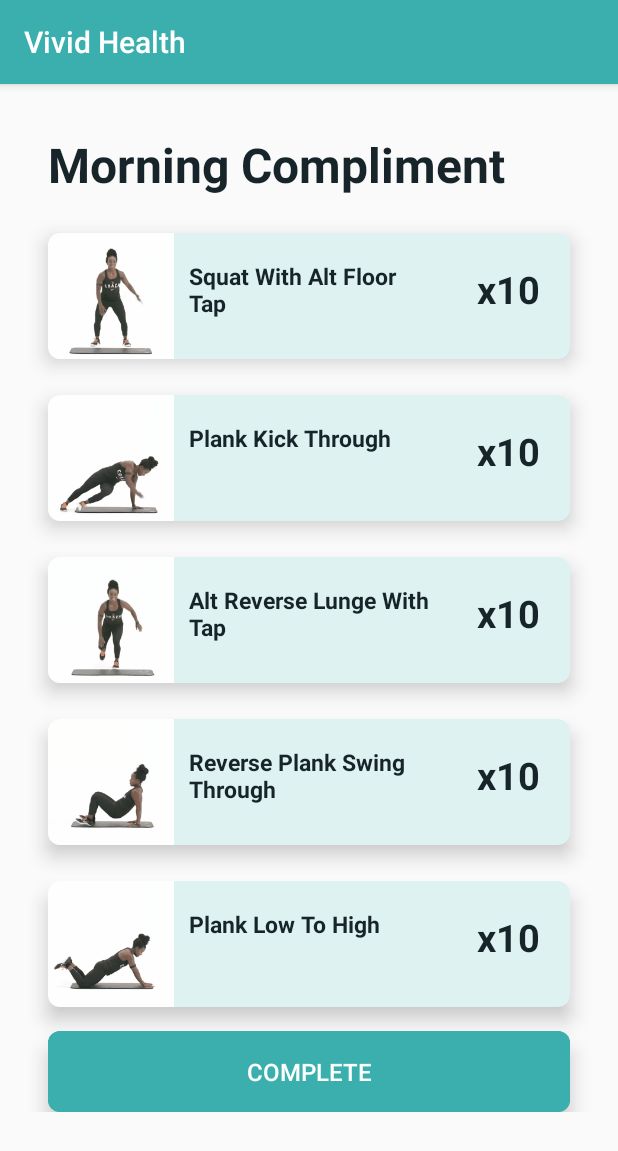
After one commit to christinaraganit/VividHealth, an Android app: the MorningCompliment screen opened directly, with no data from a screen before it, on a phone screen of 412 x 824 dp. The commit adds this screen. Shown: the top 1151 px of the screen. Run offline under Robolectric (Android 15) with nearby library versions, the phone set to English and light mode, and no system bars.

Commit message:
Added "Morning Compliment" preset workout

```diff
--- a/app/src/main/AndroidManifest.xml
+++ b/app/src/main/AndroidManifest.xml
@@ -14,6 +14,7 @@
         <activity android:name=".WorkoutPlan" />
         <activity android:name=".SittingBreak" />
         <activity android:name=".GetActive" />
+        <activity android:name=".MorningCompliment" />
         <activity android:name=".NewReminderActivity" />
         <activity android:name=".ProfileActivity" />
         <activity android:name=".HomeActivity" android:theme="@style/AppTheme.NoActionBar"/>
--- a/app/src/main/java/ca/bcit/vividhealth/HomeActivity.java
+++ b/app/src/main/java/ca/bcit/vividhealth/HomeActivity.java
@@ -156,6 +156,11 @@ public class HomeActivity extends AppCompatActivity implements NavigationView.On
         startActivity(i);
     }
 
+    public void onMorningCompliment(View v) {
+        Intent i = new Intent(this, MorningCompliment.class);
+        startActivity(i);
+    }
+
     @Override
     protected void onStart() {
         super.onStart();
--- /dev/null
+++ b/app/src/main/java/ca/bcit/vividhealth/MorningCompliment.java
@@ -0,0 +1,21 @@
+package ca.bcit.vividhealth;
+
+import androidx.appcompat.app.AppCompatActivity;
+
+import android.content.Intent;
+import android.os.Bundle;
+import android.view.View;
+
+public class MorningCompliment extends AppCompatActivity {
+
+    @Override
+    protected void onCreate(Bundle savedInstanceState) {
+        super.onCreate(savedInstanceState);
+        setContentView(R.layout.activity_morning_compliment);
+    }
+
+    public void onHome(View v) {
+        Intent i = new Intent(this, HomeActivity.class);
+        startActivity(i);
+    }
+}
--- a/app/src/main/res/layout/activity_home.xml
+++ b/app/src/main/res/layout/activity_home.xml
@@ -176,7 +176,7 @@
                     android:layout_marginStart="16dp"
                     android:layout_marginEnd="16dp"
                     android:layout_marginBottom="8dp"
-                    android:onClick="onGetActive"
+                    android:onClick="onMorningCompliment"
                     android:background="@drawable/editbutton"
                     android:text="View your workout plan"
                     android:textColor="@color/colorPrimaryLight" />
--- /dev/null
+++ b/app/src/main/res/layout/activity_morning_compliment.xml
@@ -0,0 +1,290 @@
+<?xml version="1.0" encoding="utf-8"?>
+<ScrollView xmlns:android="http://schemas.android.com/apk/res/android"
+    xmlns:app="http://schemas.android.com/apk/res-auto"
+    xmlns:tools="http://schemas.android.com/tools"
+    android:layout_width="match_parent"
+    android:layout_height="match_parent"
+    android:orientation="vertical"
+    tools:context=".MorningCompliment">
+
+    <LinearLayout
+        android:layout_width="match_parent"
+        android:layout_height="wrap_content"
+        android:orientation="vertical">
+
+
+        <TextView
+            android:layout_width="wrap_content"
+            android:layout_height="wrap_content"
+            android:layout_centerHorizontal="true"
+            android:layout_marginStart="32dp"
+            android:layout_marginTop="32dp"
+            android:text="Morning Compliment"
+            android:textColor="@color/colorText"
+            android:textSize="32sp"
+            android:textStyle="bold" />
+
+        <androidx.cardview.widget.CardView
+            android:layout_width="match_parent"
+            android:layout_height="wrap_content"
+            android:layout_marginStart="32dp"
+            android:layout_marginTop="24dp"
+            android:layout_marginEnd="32dp"
+            app:cardBackgroundColor="@color/colorAccent"
+            app:cardCornerRadius="8dp"
+            app:cardElevation="8dp">
+
+            <RelativeLayout
+                android:layout_width="fill_parent"
+                android:layout_height="84dp">
+
+                <pl.droidsonroids.gif.GifImageView
+                    android:layout_width="84dp"
+                    android:layout_height="84dp"
+                    android:layout_alignParentLeft="true"
+                    android:src="@drawable/squat_tap" />
+
+
+                <TextView
+                    android:layout_width="160dp"
+                    android:layout_height="wrap_content"
+                    android:layout_marginStart="16dp"
+                    android:layout_marginTop="18dp"
+                    android:layout_marginEnd="16dp"
+                    android:buttonTint="@color/colorText"
+                    android:text="Squat With Alt Floor Tap"
+                    android:textColor="@color/colorText"
+                    android:textSize="15sp"
+                    android:textStyle="bold"
+                    android:layout_centerHorizontal="true"/>
+
+                <TextView
+                    android:layout_width="wrap_content"
+                    android:layout_height="wrap_content"
+                    android:textSize="25sp"
+                    android:layout_marginTop="20dp"
+                    android:layout_marginRight="20dp"
+                    android:text="x10"
+                    android:textStyle="bold"
+                    android:layout_alignParentRight="true"
+                    android:textColor="@color/colorText" />
+            </RelativeLayout>
+
+        </androidx.cardview.widget.CardView>
+
+        <androidx.cardview.widget.CardView
+            android:layout_width="match_parent"
+            android:layout_height="wrap_content"
+            android:layout_marginStart="32dp"
+            android:layout_marginTop="24dp"
+            android:layout_marginEnd="32dp"
+            app:cardBackgroundColor="@color/colorAccent"
+            app:cardCornerRadius="8dp"
+            app:cardElevation="8dp">
+
+            <RelativeLayout
+                android:layout_width="fill_parent"
+                android:layout_height="84dp">
+
+                <pl.droidsonroids.gif.GifImageView
+                    android:layout_width="84dp"
+                    android:layout_height="84dp"
+                    android:layout_alignParentLeft="true"
+                    android:src="@drawable/plank_kick" />
+
+
+                <TextView
+                    android:layout_width="160dp"
+                    android:layout_height="wrap_content"
+                    android:layout_marginStart="16dp"
+                    android:layout_marginTop="18dp"
+                    android:layout_marginEnd="16dp"
+                    android:buttonTint="@color/colorText"
+                    android:text="Plank Kick Through"
+                    android:textColor="@color/colorText"
+                    android:textSize="15sp"
+                    android:textStyle="bold"
+                    android:layout_centerHorizontal="true"/>
+
+                <TextView
+                    android:layout_width="wrap_content"
+                    android:layout_height="wrap_content"
+                    android:textSize="25sp"
+                    android:layout_marginTop="20dp"
+                    android:layout_marginRight="20dp"
+                    android:text="x10"
+                    android:textStyle="bold"
+                    android:layout_alignParentRight="true"
+                    android:textColor="@color/colorText" />
+            </RelativeLayout>
+
+        </androidx.cardview.widget.CardView>
+        <androidx.cardview.widget.CardView
+            android:layout_width="match_parent"
+            android:layout_height="wrap_content"
+            android:layout_marginStart="32dp"
+            android:layout_marginTop="24dp"
+            android:layout_marginEnd="32dp"
+            app:cardBackgroundColor="@color/colorAccent"
+            app:cardCornerRadius="8dp"
+            app:cardElevation="8dp">
+
+            <RelativeLayout
+                android:layout_width="fill_parent"
+                android:layout_height="84dp">
+
+                <pl.droidsonroids.gif.GifImageView
+                    android:layout_width="84dp"
+                    android:layout_height="84dp"
+                    android:layout_alignParentLeft="true"
+                    android:src="@drawable/lunge_tap" />
+
+
+                <TextView
+                    android:layout_width="160dp"
+                    android:layout_height="wrap_content"
+                    android:layout_marginStart="16dp"
+                    android:layout_marginTop="18dp"
+                    android:layout_marginEnd="16dp"
+                    android:buttonTint="@color/colorText"
+                    android:text="Alt Reverse Lunge With Tap"
+                    android:textColor="@color/colorText"
+                    android:textSize="15sp"
+                    android:textStyle="bold"
+                    android:layout_centerHorizontal="true"/>
+
+                <TextView
+                    android:layout_width="wrap_content"
+                    android:layout_height="wrap_content"
+                    android:textSize="25sp"
+                    android:layout_marginTop="20dp"
+                    android:layout_marginRight="20dp"
+                    android:text="x10"
+                    android:textStyle="bold"
+                    android:layout_alignParentRight="true"
+                    android:textColor="@color/colorText" />
+            </RelativeLayout>
+
+        </androidx.cardview.widget.CardView>
+
+        <androidx.cardview.widget.CardView
+            android:layout_width="match_parent"
+            android:layout_height="wrap_content"
+            android:layout_marginStart="32dp"
+            android:layout_marginTop="24dp"
+            android:layout_marginEnd="32dp"
+            app:cardBackgroundColor="@color/colorAccent"
+            app:cardCornerRadius="8dp"
+            app:cardElevation="8dp">
+
+            <RelativeLayout
+                android:layout_width="fill_parent"
+                android:layout_height="84dp">
+
+                <pl.droidsonroids.gif.GifImageView
+                    android:layout_width="84dp"
+                    android:layout_height="84dp"
+                    android:layout_alignParentLeft="true"
+                    android:src="@drawable/plank_swing" />
+
+
+                <TextView
+                    android:layout_width="160dp"
+                    android:layout_height="wrap_content"
+                    android:layout_marginStart="16dp"
+                    android:layout_marginTop="18dp"
+                    android:layout_marginEnd="16dp"
+                    android:buttonTint="@color/colorText"
+                    android:text="Reverse Plank Swing Through"
+                    android:textColor="@color/colorText"
+                    android:textSize="15sp"
+                    android:textStyle="bold"
+                    android:layout_centerHorizontal="true"/>
+
+                <TextView
+                    android:layout_width="wrap_content"
+                    android:layout_height="wrap_content"
+                    android:textSize="25sp"
+                    android:layout_marginTop="20dp"
+                    android:layout_marginRight="20dp"
+                    android:text="x10"
+                    android:textStyle="bold"
+                    android:layout_alignParentRight="true"
+                    android:textColor="@color/colorText" />
+            </RelativeLayout>
+
+        </androidx.cardview.widget.CardView>
+        <androidx.cardview.widget.CardView
+            android:layout_width="match_parent"
+            android:layout_height="wrap_content"
+            android:layout_marginStart="32dp"
+            android:layout_marginTop="24dp"
+            android:layout_marginEnd="32dp"
+            app:cardBackgroundColor="@color/colorAccent"
+            app:cardCornerRadius="8dp"
+            app:cardElevation="8dp">
+
+            <RelativeLayout
+                android:layout_width="fill_parent"
+                android:layout_height="84dp">
+
+                <pl.droidsonroids.gif.GifImageView
+                    android:layout_width="84dp"
+                    android:layout_height="84dp"
+                    android:layout_alignParentLeft="true"
+                    android:src="@drawable/low_high_plank" />
+
+
+                <TextView
+                    android:layout_width="160dp"
+                    android:layout_height="wrap_content"
+                    android:layout_marginStart="16dp"
+                    android:layout_marginTop="18dp"
+                    android:layout_marginEnd="16dp"
+                    android:buttonTint="@color/colorText"
+                    android:text="Plank Low To High"
+                    android:textColor="@color/colorText"
+                    android:textSize="15sp"
+                    android:textStyle="bold"
+                    android:layout_centerHorizontal="true"/>
+
+                <TextView
+                    android:layout_width="wrap_content"
+                    android:layout_height="wrap_content"
+                    android:textSize="25sp"
+                    android:layout_marginTop="20dp"
+                    android:layout_marginRight="20dp"
+                    android:text="x10"
+                    android:textStyle="bold"
+                    android:layout_alignParentRight="true"
+                    android:textColor="@color/colorText" />
+            </RelativeLayout>
+
+        </androidx.cardview.widget.CardView>
+
+        <androidx.cardview.widget.CardView
+            android:layout_width="match_parent"
+            android:layout_height="wrap_content"
+            android:layout_marginStart="32dp"
+            android:layout_marginTop="16dp"
+            android:layout_marginEnd="32dp"
+            app:cardBackgroundColor="@color/colorPrimary"
+            app:cardCornerRadius="8dp"
+            app:cardElevation="8dp">
+
+            <Button
+                android:layout_width="match_parent"
+                android:layout_height="match_parent"
+                android:background="@color/colorPrimary"
+                android:padding="16dp"
+                android:text="Complete"
+                android:textColor="@color/colorPrimaryLight"
+                android:textSize="16sp"
+                android:onClick="onHome"/>
+
+        </androidx.cardview.widget.CardView>
+
+
+    </LinearLayout>
+
+</ScrollView>
```
Also changed, not shown: app/src/main/res/drawable/low_high_plank.gif (added), app/src/main/res/drawable/lunge_tap.gif (added), app/src/main/res/drawable/plank_kick.gif (added), app/src/main/res/drawable/plank_swing.gif (added), app/src/main/res/drawable/squat_tap.gif (added).
